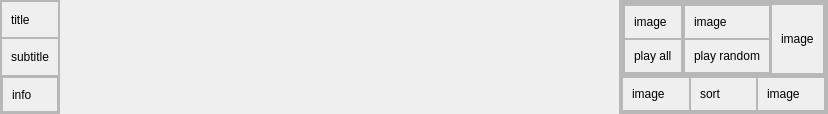
Old version of the form CaX/widget/base/albuminfo.ui in the repository fsest4u/CaX_03.
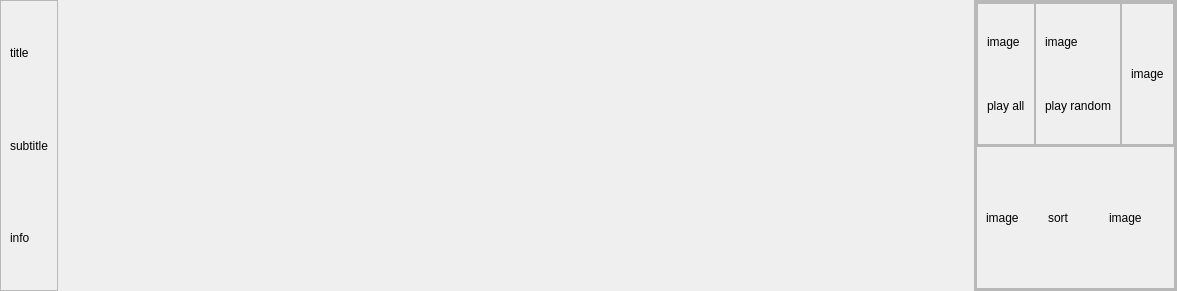
New version of the form.

Diff of the .ui file:
```diff
--- a/CaX/widget/base/albuminfo.ui
+++ b/CaX/widget/base/albuminfo.ui
@@ -6,8 +6,8 @@
    <rect>
     <x>0</x>
     <y>0</y>
-    <width>828</width>
-    <height>81</height>
+    <width>1177</width>
+    <height>291</height>
    </rect>
   </property>
   <property name="windowTitle">
@@ -38,93 +38,21 @@
       <enum>QFrame::Raised</enum>
      </property>
      <layout class="QVBoxLayout" name="verticalLayout_3">
-      <property name="spacing">
-       <number>0</number>
-      </property>
-      <property name="leftMargin">
-       <number>0</number>
-      </property>
-      <property name="topMargin">
-       <number>0</number>
-      </property>
-      <property name="rightMargin">
-       <number>0</number>
-      </property>
-      <property name="bottomMargin">
-       <number>0</number>
-      </property>
       <item>
-       <widget class="QFrame" name="frame_14">
-        <property name="frameShape">
-         <enum>QFrame::StyledPanel</enum>
-        </property>
-        <property name="frameShadow">
-         <enum>QFrame::Raised</enum>
-        </property>
-        <layout class="QGridLayout" name="gridLayout_15">
-         <item row="0" column="0">
           <widget class="QLabel" name="labelTitle">
            <property name="text">
             <string>title</string>
            </property>
           </widget>
          </item>
-        </layout>
-       </widget>
-      </item>
       <item>
-       <widget class="QFrame" name="frame_15">
-        <property name="frameShape">
-         <enum>QFrame::StyledPanel</enum>
-        </property>
-        <property name="frameShadow">
-         <enum>QFrame::Raised</enum>
-        </property>
-        <layout class="QGridLayout" name="gridLayout_14">
-         <item row="0" column="0">
           <widget class="QLabel" name="labelSubtitle">
            <property name="text">
             <string>subtitle</string>
            </property>
           </widget>
          </item>
-        </layout>
-       </widget>
-      </item>
       <item>
-       <widget class="QFrame" name="frame_16">
-        <property name="frameShape">
-         <enum>QFrame::StyledPanel</enum>
-        </property>
-        <property name="frameShadow">
-         <enum>QFrame::Raised</enum>
-        </property>
-        <layout class="QHBoxLayout" name="horizontalLayout_4">
-         <property name="spacing">
-          <number>0</number>
-         </property>
-         <property name="leftMargin">
-          <number>0</number>
-         </property>
-         <property name="topMargin">
-          <number>0</number>
-         </property>
-         <property name="rightMargin">
-          <number>0</number>
-         </property>
-         <property name="bottomMargin">
-          <number>0</number>
-         </property>
-         <item>
-          <widget class="QFrame" name="frame_17">
-           <property name="frameShape">
-            <enum>QFrame::StyledPanel</enum>
-           </property>
-           <property name="frameShadow">
-            <enum>QFrame::Raised</enum>
-           </property>
-           <layout class="QGridLayout" name="gridLayout_13">
-            <item row="0" column="0">
              <widget class="QLabel" name="labelInfo">
               <property name="text">
                <string>info</string>
@@ -134,12 +62,6 @@
            </layout>
           </widget>
          </item>
-        </layout>
-       </widget>
-      </item>
-     </layout>
-    </widget>
-   </item>
    <item>
     <spacer name="horizontalSpacer">
      <property name="orientation">
@@ -147,7 +69,7 @@
      </property>
      <property name="sizeHint" stdset="0">
       <size>
-       <width>291</width>
+       <width>973</width>
        <height>20</height>
       </size>
      </property>
@@ -209,30 +131,6 @@
            <property name="frameShadow">
             <enum>QFrame::Raised</enum>
            </property>
-           <layout class="QGridLayout" name="gridLayout">
-            <property name="leftMargin">
-             <number>0</number>
-            </property>
-            <property name="topMargin">
-             <number>0</number>
-            </property>
-            <property name="rightMargin">
-             <number>0</number>
-            </property>
-            <property name="bottomMargin">
-             <number>0</number>
-            </property>
-            <property name="horizontalSpacing">
-             <number>0</number>
-            </property>
-            <item row="0" column="0">
-             <widget class="QFrame" name="frame_10">
-              <property name="frameShape">
-               <enum>QFrame::StyledPanel</enum>
-              </property>
-              <property name="frameShadow">
-               <enum>QFrame::Raised</enum>
-              </property>
               <layout class="QHBoxLayout" name="horizontalLayout_3">
                <property name="spacing">
                 <number>0</number>
@@ -258,50 +156,14 @@
                   <enum>QFrame::Raised</enum>
                  </property>
                  <layout class="QVBoxLayout" name="verticalLayout_4">
-                  <property name="spacing">
-                   <number>0</number>
-                  </property>
-                  <property name="leftMargin">
-                   <number>0</number>
-                  </property>
-                  <property name="topMargin">
-                   <number>0</number>
-                  </property>
-                  <property name="rightMargin">
-                   <number>0</number>
-                  </property>
-                  <property name="bottomMargin">
-                   <number>0</number>
-                  </property>
                   <item>
-                   <widget class="QFrame" name="frame_21">
-                    <property name="frameShape">
-                     <enum>QFrame::StyledPanel</enum>
-                    </property>
-                    <property name="frameShadow">
-                     <enum>QFrame::Raised</enum>
-                    </property>
-                    <layout class="QGridLayout" name="gridLayout_2">
-                     <item row="0" column="0">
                       <widget class="QLabel" name="labelImagePlayAll">
                        <property name="text">
                         <string>image</string>
                        </property>
                       </widget>
                      </item>
-                    </layout>
-                   </widget>
-                  </item>
                   <item>
-                   <widget class="QFrame" name="frame_22">
-                    <property name="frameShape">
-                     <enum>QFrame::StyledPanel</enum>
-                    </property>
-                    <property name="frameShadow">
-                     <enum>QFrame::Raised</enum>
-                    </property>
-                    <layout class="QGridLayout" name="gridLayout_5">
-                     <item row="0" column="0">
                       <widget class="QLabel" name="labelPlayAll">
                        <property name="text">
                         <string>play all</string>
@@ -311,9 +173,6 @@
                     </layout>
                    </widget>
                   </item>
-                 </layout>
-                </widget>
-               </item>
                <item>
                 <widget class="QFrame" name="framePlayRandom">
                  <property name="frameShape">
@@ -323,50 +182,14 @@
                   <enum>QFrame::Raised</enum>
                  </property>
                  <layout class="QVBoxLayout" name="verticalLayout_5">
-                  <property name="spacing">
-                   <number>0</number>
-                  </property>
-                  <property name="leftMargin">
-                   <number>0</number>
-                  </property>
-                  <property name="topMargin">
-                   <number>0</number>
-                  </property>
-                  <property name="rightMargin">
-                   <number>0</number>
-                  </property>
-                  <property name="bottomMargin">
-                   <number>0</number>
-                  </property>
                   <item>
-                   <widget class="QFrame" name="frame_23">
-                    <property name="frameShape">
-                     <enum>QFrame::StyledPanel</enum>
-                    </property>
-                    <property name="frameShadow">
-                     <enum>QFrame::Raised</enum>
-                    </property>
-                    <layout class="QGridLayout" name="gridLayout_3">
-                     <item row="0" column="0">
                       <widget class="QLabel" name="labelImagePlayRandom">
                        <property name="text">
                         <string>image</string>
                        </property>
                       </widget>
                      </item>
-                    </layout>
-                   </widget>
-                  </item>
                   <item>
-                   <widget class="QFrame" name="frame_24">
-                    <property name="frameShape">
-                     <enum>QFrame::StyledPanel</enum>
-                    </property>
-                    <property name="frameShadow">
-                     <enum>QFrame::Raised</enum>
-                    </property>
-                    <layout class="QGridLayout" name="gridLayout_6">
-                     <item row="0" column="0">
                       <widget class="QLabel" name="labelPlayRandom">
                        <property name="text">
                         <string>play random</string>
@@ -376,9 +199,6 @@
                     </layout>
                    </widget>
                   </item>
-                 </layout>
-                </widget>
-               </item>
                <item>
                 <widget class="QFrame" name="frameSubmenu">
                  <property name="frameShape">
@@ -401,9 +221,6 @@
               </layout>
              </widget>
             </item>
-           </layout>
-          </widget>
-         </item>
          <item>
           <widget class="QFrame" name="frameSort">
            <property name="frameShape">
@@ -413,76 +230,25 @@
             <enum>QFrame::Raised</enum>
            </property>
            <layout class="QHBoxLayout" name="horizontalLayout_2">
-            <property name="spacing">
-             <number>0</number>
-            </property>
-            <property name="leftMargin">
-             <number>0</number>
-            </property>
-            <property name="topMargin">
-             <number>0</number>
-            </property>
-            <property name="rightMargin">
-             <number>0</number>
-            </property>
-            <property name="bottomMargin">
-             <number>0</number>
-            </property>
             <item>
-             <widget class="QFrame" name="frame_7">
-              <property name="frameShape">
-               <enum>QFrame::StyledPanel</enum>
-              </property>
-              <property name="frameShadow">
-               <enum>QFrame::Raised</enum>
-              </property>
-              <layout class="QGridLayout" name="gridLayout_7">
-               <item row="0" column="0">
-                <widget class="QLabel" name="labelImageSort">
+             <widget class="QLabel" name="labelImageResize">
                  <property name="text">
                   <string>image</string>
                  </property>
                 </widget>
                </item>
-              </layout>
-             </widget>
-            </item>
             <item>
-             <widget class="QFrame" name="frame_8">
-              <property name="frameShape">
-               <enum>QFrame::StyledPanel</enum>
-              </property>
-              <property name="frameShadow">
-               <enum>QFrame::Raised</enum>
-              </property>
-              <layout class="QGridLayout" name="gridLayout_8">
-               <item row="0" column="0">
                 <widget class="QLabel" name="labelSort">
                  <property name="text">
                   <string>sort</string>
                  </property>
                 </widget>
                </item>
-              </layout>
-             </widget>
-            </item>
             <item>
-             <widget class="QFrame" name="frame_9">
-              <property name="frameShape">
-               <enum>QFrame::StyledPanel</enum>
-              </property>
-              <property name="frameShadow">
-               <enum>QFrame::Raised</enum>
-              </property>
-              <layout class="QGridLayout" name="gridLayout_9">
-               <item row="0" column="0">
-                <widget class="QLabel" name="labelImageSort2">
+             <widget class="QLabel" name="labelImageSort">
                  <property name="text">
                   <string>image</string>
                  </property>
-                </widget>
-               </item>
-              </layout>
              </widget>
             </item>
            </layout>
```
Lines whose indentation alone changed are shown as unchanged.
